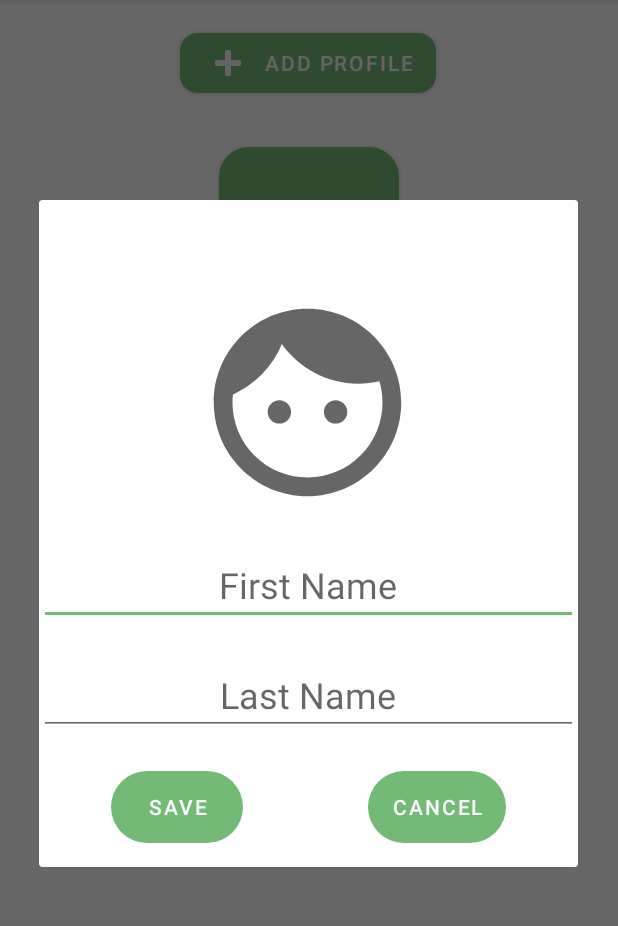
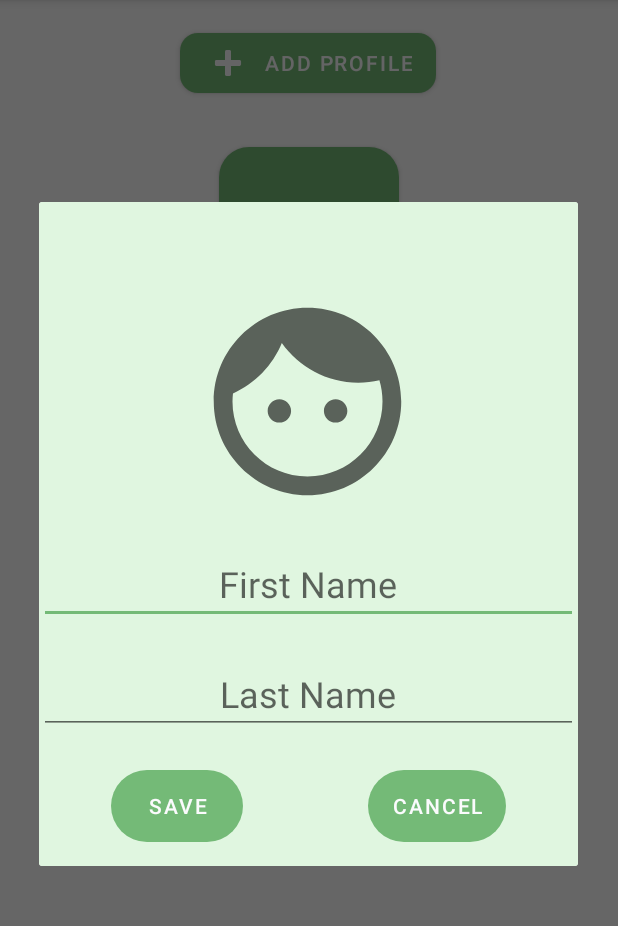
Before and after one commit to gavinrcodenext/MyDomilyApp, an Android app: the ProfilePageActivity screen opened directly, with no data from a screen before it, after a tap on "ADD PROFILE", on a phone screen of 412 x 824 dp, the part 84-1010 px from its top. Run offline under Robolectric (Android 15) with nearby library versions, the phone set to English and light mode, and no system bars.

Commit message:
Pop up background color

```diff
--- /dev/null
+++ b/app/src/main/res/drawable/gradient_backround.xml
@@ -0,0 +1,14 @@
+<?xml version="1.0" encoding="utf-8"?>
+<selector xmlns:android="http://schemas.android.com/apk/res/android">
+
+    <item>
+        <shape>
+            <gradient
+                android:angle="90"
+                android:startColor="@color/red"
+                android:endColor="@color/red"
+                android:type="linear"/>
+        </shape>
+    </item>
+
+</selector>
--- a/app/src/main/res/layout/popup.xml
+++ b/app/src/main/res/layout/popup.xml
@@ -4,7 +4,8 @@
     xmlns:tools="http://schemas.android.com/tools"
     android:layout_width="match_parent"
     android:layout_height="match_parent"
-    android:orientation="vertical">
+    android:orientation="vertical"
+    android:background="@drawable/gradient_backround">
 
     <ImageView
         android:id="@+id/newlisticon"
@@ -16,7 +17,7 @@
         app:layout_constraintHorizontal_bias="0.498"
         app:layout_constraintStart_toStartOf="parent"
         app:layout_constraintTop_toTopOf="parent"
-        app:layout_constraintVertical_bias="0.204" />
+        app:layout_constraintVertical_bias="0.199" />
 
     <EditText
         android:id="@+id/newprofilepopup_firstname"
--- a/app/src/main/res/values/colors.xml
+++ b/app/src/main/res/values/colors.xml
@@ -3,7 +3,7 @@
     <color name="lightgreen">#74BA77</color>
     <color name="green">#509152</color>
     <color name="white">#FBFBFD</color>
-    <color name="red">#4CAF50</color>
+    <color name="red">#E0F6E0</color>
     <color name="purple">#FF000000</color>
     <color name="black">#171414</color>
 </resources>
```
